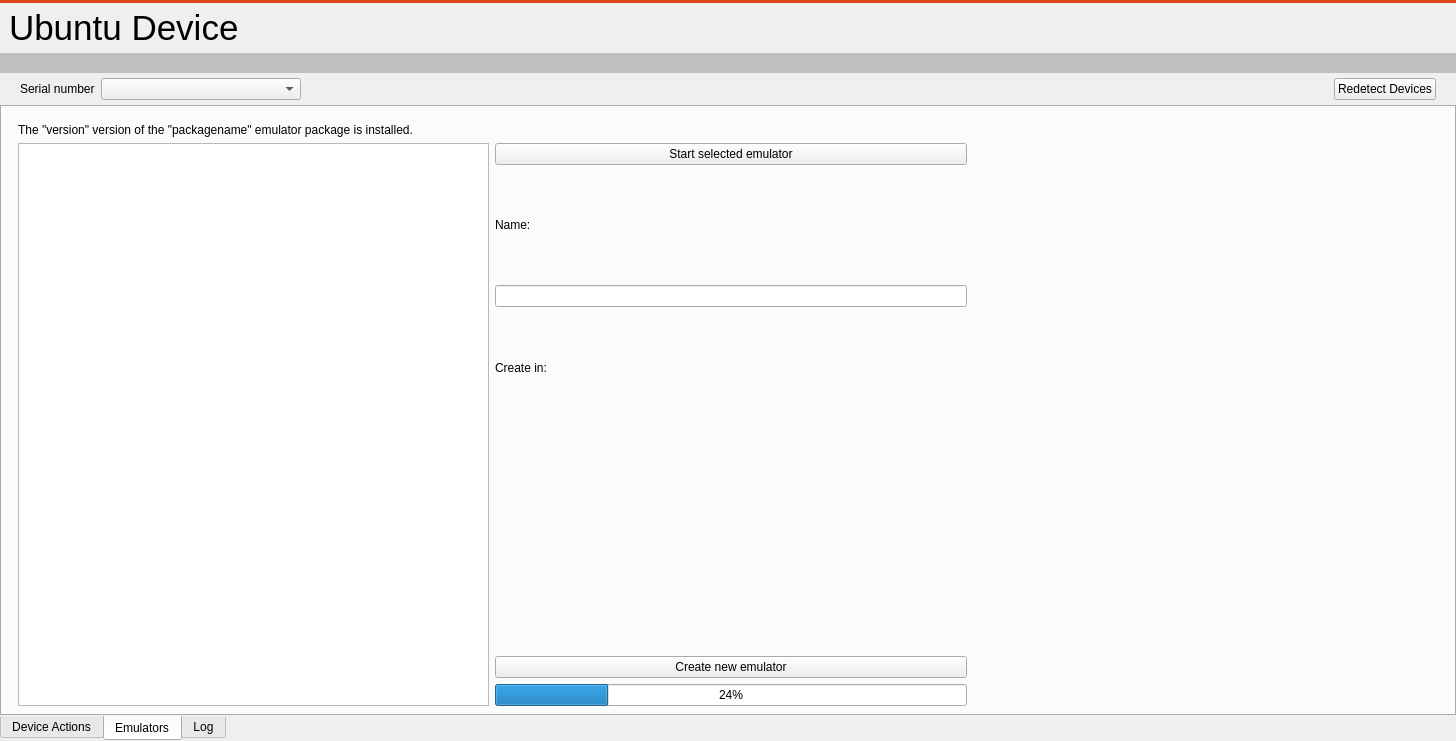
Above: src/ubuntu/ubuntudeviceswidget.ui from runelabs/qtcreator-plugin-ubuntu before the change. Below: the same form after it.
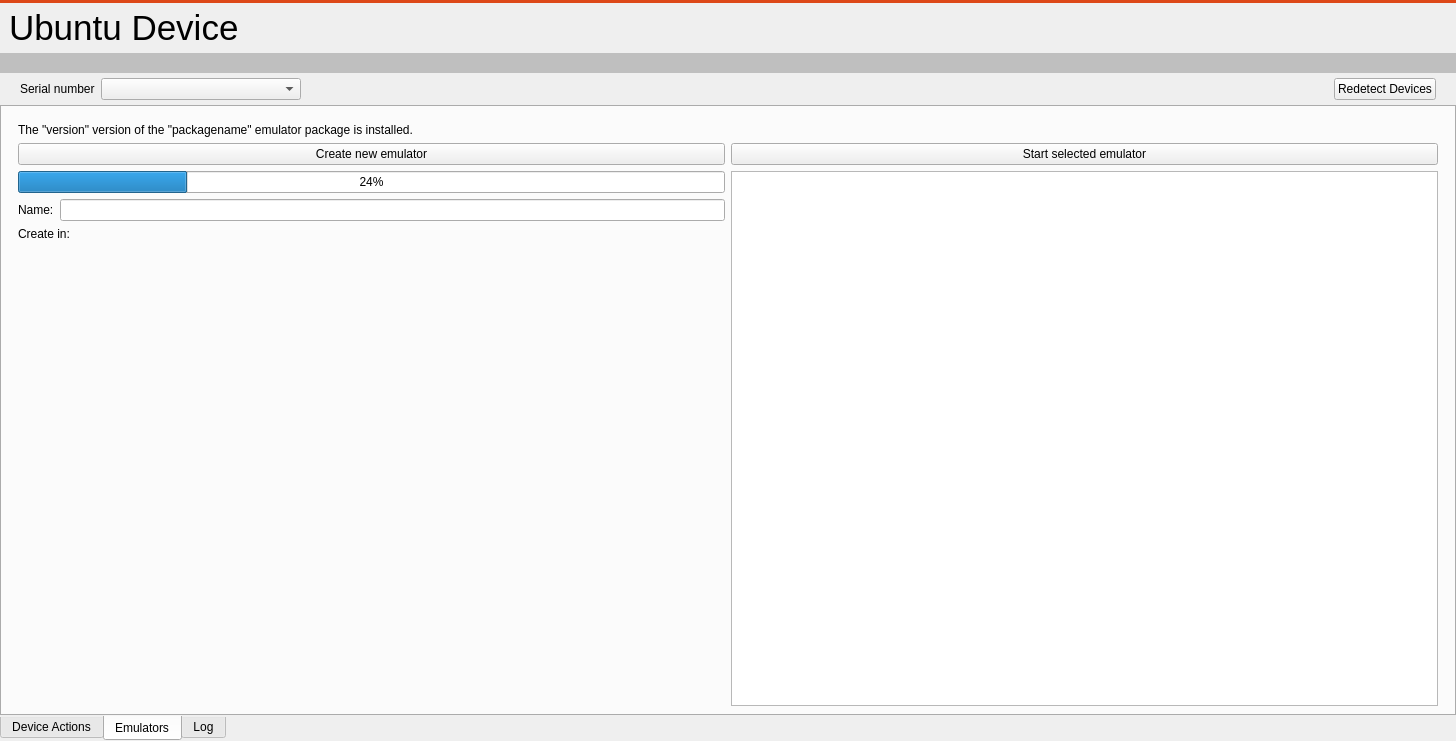
That is the form after the change. Custom widgets are drawn as their Qt base class.

Commit message: Emulator tab rearrange

Diff of the .ui file:
```diff
--- a/src/ubuntu/ubuntudeviceswidget.ui
+++ b/src/ubuntu/ubuntudeviceswidget.ui
@@ -970,7 +970,7 @@
                 </widget>
                 <widget class="QWidget" name="page_2">
                  <layout class="QVBoxLayout" name="verticalLayout_CopyEmulator">
-                  <item>
+                  <item alignment="Qt::AlignLeft">
                    <widget class="QLabel" name="label_EmulatorInfo">
                     <property name="text">
                      <string>The &quot;version&quot; version of the &quot;packagename&quot; emulator package is installed.</string>
@@ -979,26 +979,27 @@
                   </item>
                   <item>
                    <layout class="QHBoxLayout" name="horizontalLayout_9">
-                    <item>
-                     <widget class="QListWidget" name="listWidget_EmulatorImages">
-                         <property name="alternatingRowColors">
-                          <bool>true</bool>
-                         </property>
-		     </widget>
-                    </item>
 		    <item>
 			<layout class="QVBoxLayout" name="verticalLayout_CreateStartEmulator">
 				<item>
-                                     <widget class="QPushButton" name="pushButton_StartEmulator">
+                       <widget class="QPushButton" name="pushButton_CreateNewEmulator">
                                                 <property name="text">
-                                                        <string>Start selected emulator</string>
+                         <string>Create new emulator</string>
                                                 </property>
                                                 <property name="flat">
                                                       <bool>false</bool>
                                                 </property>
                                       </widget>
-
-				</item>
+                      </item>
+                      <item>
+                       <widget class="QProgressBar" name="progressBar_CreateEmulator">
+                        <property name="value">
+                         <number>24</number>
+                        </property>
+                       </widget>
+                      </item>
+                      <item>
+                       <layout class="QHBoxLayout" name="horizontalLayout_11">
       				<item>
 				       <widget class="QLabel" name="nameLabel">
 					        <property name="text">
@@ -1009,6 +1010,10 @@
 			      <item>
      				  <widget class="Utils::ProjectNameValidatingLineEdit" name="nameLineEdit"/>
    			   </item>
+                       </layout>
+                      </item>
+                      <item>
+                       <layout class="QHBoxLayout" name="horizontalLayout_12">
      			   <item>
       				 <widget class="QLabel" name="pathLabel">
 				        <property name="text">
@@ -1019,44 +1024,53 @@
 		          <item>
 			       <widget class="Utils::PathChooser" name="pathChooser" native="true"/>
 		          </item>
-			  <item>
-                                      <widget class="QLabel" name="label_EmulatorValidationMessage">
-                                       </widget>
-
-			  </item>
-
-				<item>
-                                     <widget class="QPushButton" name="pushButton_CreateNewEmulator">
-                                                <property name="text">
-                                                        <string>Create new emulator</string>
-                                                </property>
-                                                <property name="flat">
-                                                      <bool>false</bool>
-                                                </property>
-                                      </widget>
-				</item>
-                     <item>
-                      <widget class="QProgressBar" name="progressBar_CreateEmulator">
-                       <property name="value">
-                        <number>24</number>
-                       </property>
-                      </widget>
-                     </item>
-
 			</layout>
                     </item>
                     <item>
-                     <spacer name="horizontalSpacer_7">
+                       <widget class="QLabel" name="label_EmulatorValidationMessage"/>
+                      </item>
+                      <item>
+                       <spacer name="verticalSpacer_4">
                       <property name="orientation">
-                       <enum>Qt::Horizontal</enum>
+                         <enum>Qt::Vertical</enum>
                       </property>
                       <property name="sizeHint" stdset="0">
                        <size>
-                        <width>40</width>
-                        <height>20</height>
+                          <width>20</width>
+                          <height>40</height>
                        </size>
                       </property>
                      </spacer>
+                      </item>
+                     </layout>
+                    </item>
+                    <item>
+                     <layout class="QVBoxLayout" name="verticalLayout_24">
+                      <item>
+                       <widget class="QPushButton" name="pushButton_StartEmulator">
+                        <property name="text">
+                         <string>Start selected emulator</string>
+                        </property>
+                        <property name="flat">
+                         <bool>false</bool>
+                        </property>
+                       </widget>
+                      </item>
+                      <item>
+                       <widget class="QListWidget" name="listWidget_EmulatorImages">
+                        <property name="font">
+                         <font>
+                          <pointsize>18</pointsize>
+                          <weight>75</weight>
+                          <bold>true</bold>
+                         </font>
+                        </property>
+                        <property name="alternatingRowColors">
+                         <bool>true</bool>
+                        </property>
+                       </widget>
+                      </item>
+                     </layout>
                     </item>
                    </layout>
                   </item>
```
Lines whose indentation alone changed are shown as unchanged.
